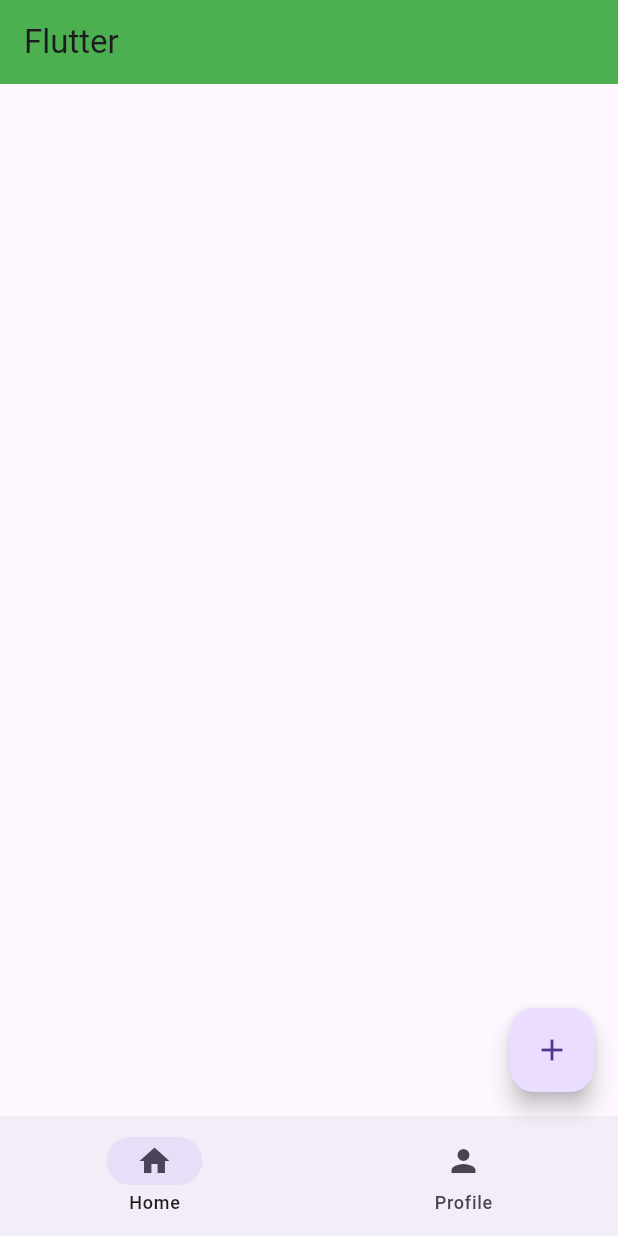
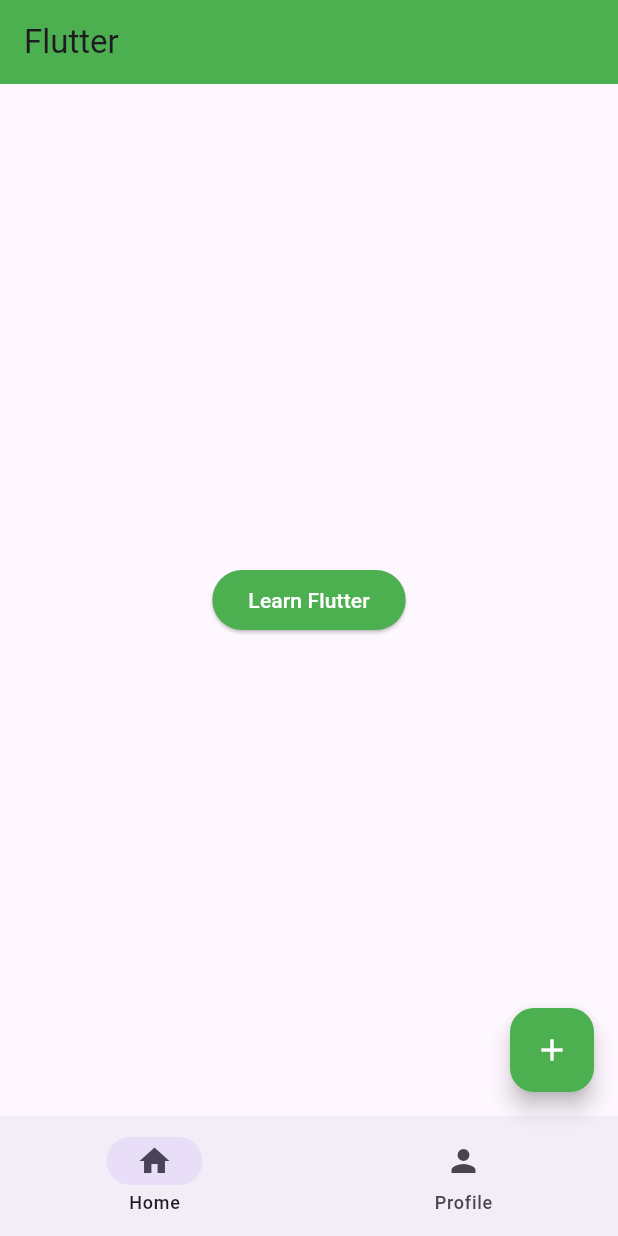
Before and after one commit to tsedeke-techane/flutter-app, a Flutter app: the screen it shows after launch, on a phone screen of 412 x 824 dp. Run offline on Flutter 3.47's test engine with Material 3 defaults, Android fonts, the phone set to English and light mode, and no system bars.

Commit message:
Learn page is done

```diff
--- /dev/null
+++ b/lib/home_page.dart
@@ -0,0 +1,26 @@
+import 'package:flutter/material.dart';
+import 'package:my_flutter_app/learn_flutter_page.dart';
+
+class HomePage extends StatelessWidget {
+  const HomePage({super.key});
+
+  @override
+  Widget build(BuildContext context) {
+    return Center(
+      child: ElevatedButton(
+        onPressed: () {
+          Navigator.of(context).push(MaterialPageRoute(builder: (BuildContext context){
+            return const LearnFlutterPage();
+          }
+          ),
+          );
+        },
+        style: ElevatedButton.styleFrom(
+          backgroundColor: Colors.green,
+          foregroundColor: Colors.white,
+        ),
+        child: const Text("Learn Flutter"),
+      ),
+    );
+  }
+}
--- a/lib/main.dart
+++ b/lib/main.dart
@@ -1,4 +1,5 @@
 import 'package:flutter/material.dart';
+import 'package:my_flutter_app/home_page.dart';
 
 void main() {
   runApp(const MyApp());
@@ -14,7 +15,7 @@ class MyApp extends StatelessWidget {
       theme: ThemeData(
         primarySwatch: Colors.green,
         appBarTheme: const AppBarTheme(
-          backgroundColor: Colors.green, // Set AppBar color globally
+          backgroundColor: Colors.green,
         ),
       ),
       home: const RootPage(),
@@ -31,21 +32,42 @@ class RootPage extends StatefulWidget {
 
 class _RootPageState extends State<RootPage> {
   int currentPage = 0;
+
   @override
   Widget build(BuildContext context) {
     return Scaffold(
-      appBar: AppBar(title: Text('Flutter')),
+      appBar: AppBar(title: const Text('Flutter')),
+
+
+      body: const HomePage(),
+
+
       floatingActionButton: FloatingActionButton(
         onPressed: () {
           debugPrint('Floating Action Button');
         },
-        child: Icon(Icons.add),
+        backgroundColor: Colors.green,
+        child: const Icon(Icons.add, color: Colors.white,),
       ),
+
+
+
+
       bottomNavigationBar: NavigationBar(
-        destinations: [
+        selectedIndex: currentPage,
+
+        destinations: const [
           NavigationDestination(icon: Icon(Icons.home), label: 'Home'),
-          NavigationDestination(icon: Icon(Icons.person), label: 'Profile')
-        ]),
+          NavigationDestination(icon: Icon(Icons.person), label: 'Profile'),
+        ],
+
+        onDestinationSelected: (int index) {
+        setState(() {
+          currentPage = index;
+        });
+
+        },
+      ),
     );
   }
 }
--- a/pubspec.yaml
+++ b/pubspec.yaml
@@ -58,8 +58,8 @@ flutter:
   uses-material-design: true
 
   # To add assets to your application, add an assets section, like this:
-  # assets:
-  #   - images/a_dot_burr.jpeg
+  assets:
+    - images/
   #   - images/a_dot_ham.jpeg
 
   # An image asset can refer to one or more resolution-specific "variants", see
```
Also changed, not shown: lib/learn_flutter_page.dart (added, +122 -0 lines), images/einstein.jpg (added).
